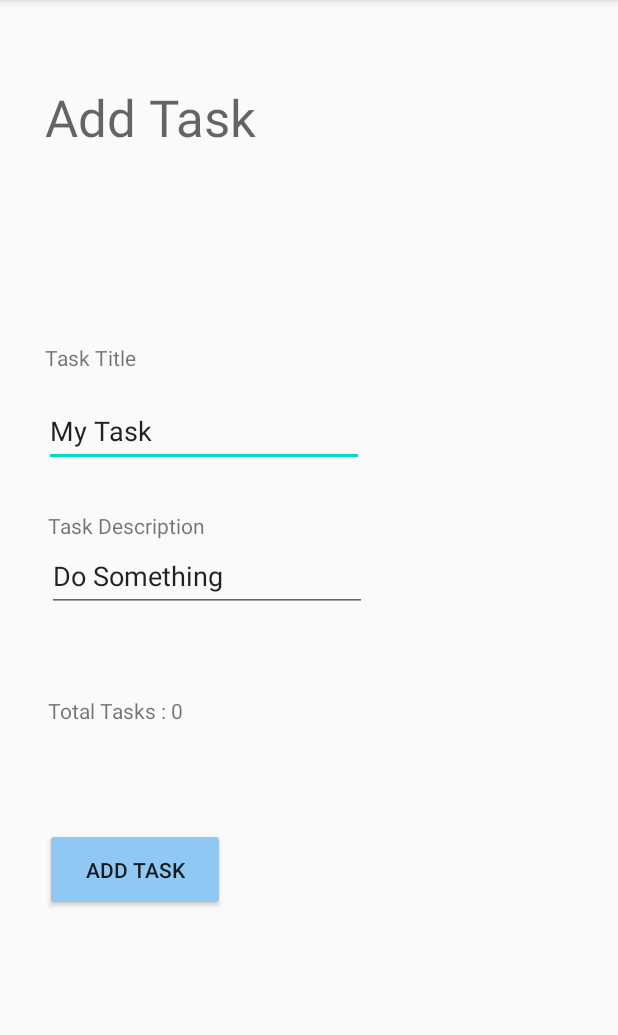
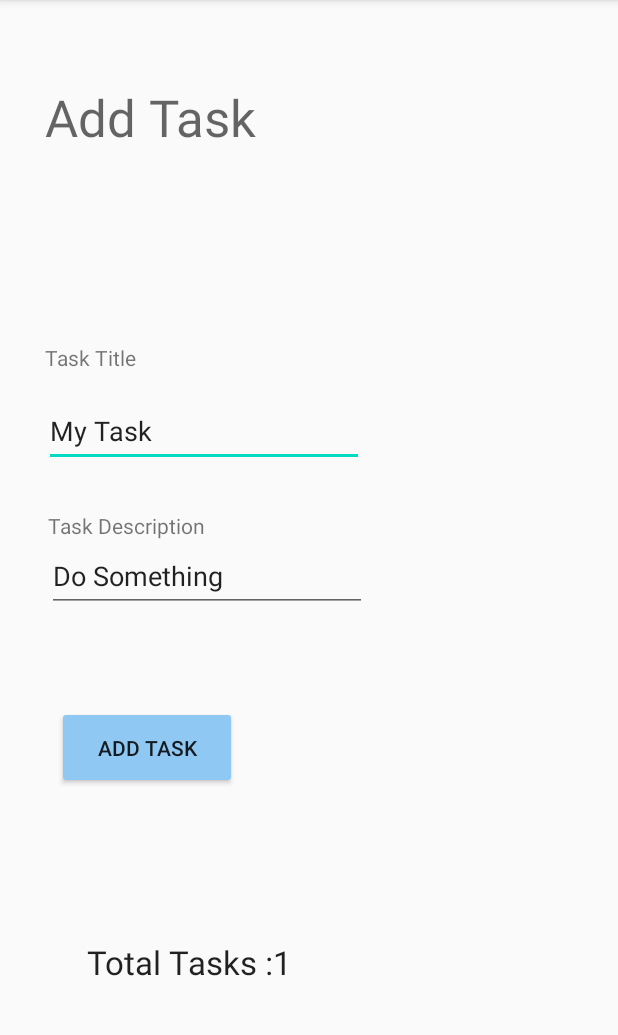
Before and after one commit to nawal-ahmad/taskmaster, an Android app: the AddTask screen opened directly, with no data from a screen before it, after a tap on "ADD TASK", on a phone screen of 412 x 824 dp, the part 84-1119 px from its top. Run offline under Robolectric (Android 15) with nearby library versions, the phone set to English and light mode, and no system bars.

Commit message:
total tasks

```diff
--- a/app/src/main/java/com/dandelion/taskmaster/AddTask.java
+++ b/app/src/main/java/com/dandelion/taskmaster/AddTask.java
@@ -1,10 +1,13 @@
 package com.dandelion.taskmaster;
 
+import android.annotation.SuppressLint;
 import android.os.Bundle;
 import android.support.v7.app.AppCompatActivity;
 import android.view.View;
 import android.widget.Button;
+import android.widget.TextView;
 import android.widget.Toast;
+import android.widget.Toolbar;
 
 public class AddTask extends AppCompatActivity {
 
@@ -13,10 +16,14 @@ public class AddTask extends AppCompatActivity {
         super.onCreate(savedInstanceState);
         setContentView(R.layout.activity_add_task);
 
+        TextView textView = findViewById(R.id.textView5);
         Button addTask = findViewById(R.id.add);
         addTask.setOnClickListener(new View.OnClickListener() {
+            int counter = 1 ;
+            @SuppressLint("SetTextI18n")
             @Override
             public void onClick(View v) {
+                textView.setText("Total Tasks :"+ counter++);
                 Toast.makeText(getApplicationContext(), "Submitted!", Toast.LENGTH_LONG).show();
             }
         });
--- a/app/src/main/res/layout/activity_add_task.xml
+++ b/app/src/main/res/layout/activity_add_task.xml
@@ -56,16 +56,17 @@
         android:text="Add Task"
         app:layout_constraintBottom_toBottomOf="parent"
         app:layout_constraintEnd_toEndOf="parent"
-        app:layout_constraintHorizontal_bias="0.103"
+        app:layout_constraintHorizontal_bias="0.13"
         app:layout_constraintStart_toStartOf="parent"
         app:layout_constraintTop_toBottomOf="@+id/descreption"
-        app:layout_constraintVertical_bias="0.472" />
+        app:layout_constraintVertical_bias="0.206" />
 
     <TextView
         android:id="@+id/textView2"
         android:layout_width="wrap_content"
         android:layout_height="wrap_content"
         android:text="Task Title"
+        android:textAppearance="@style/TextAppearance.AppCompat.Small"
         app:layout_constraintBottom_toTopOf="@+id/taskTitle"
         app:layout_constraintEnd_toEndOf="parent"
         app:layout_constraintHorizontal_bias="0.085"
@@ -89,11 +90,13 @@
         android:id="@+id/textView5"
         android:layout_width="wrap_content"
         android:layout_height="wrap_content"
-        android:text="Total Tasks : 0"
+        android:text="Total Tasks : "
+        android:textAppearance="@style/TextAppearance.AppCompat.Large"
         app:layout_constraintBottom_toBottomOf="parent"
         app:layout_constraintEnd_toEndOf="parent"
-        app:layout_constraintHorizontal_bias="0.099"
+        app:layout_constraintHorizontal_bias="0.211"
         app:layout_constraintStart_toStartOf="parent"
         app:layout_constraintTop_toTopOf="parent"
-        app:layout_constraintVertical_bias="0.62" />
+        app:layout_constraintVertical_bias="0.848" />
+
 </android.support.constraint.ConstraintLayout>
```
